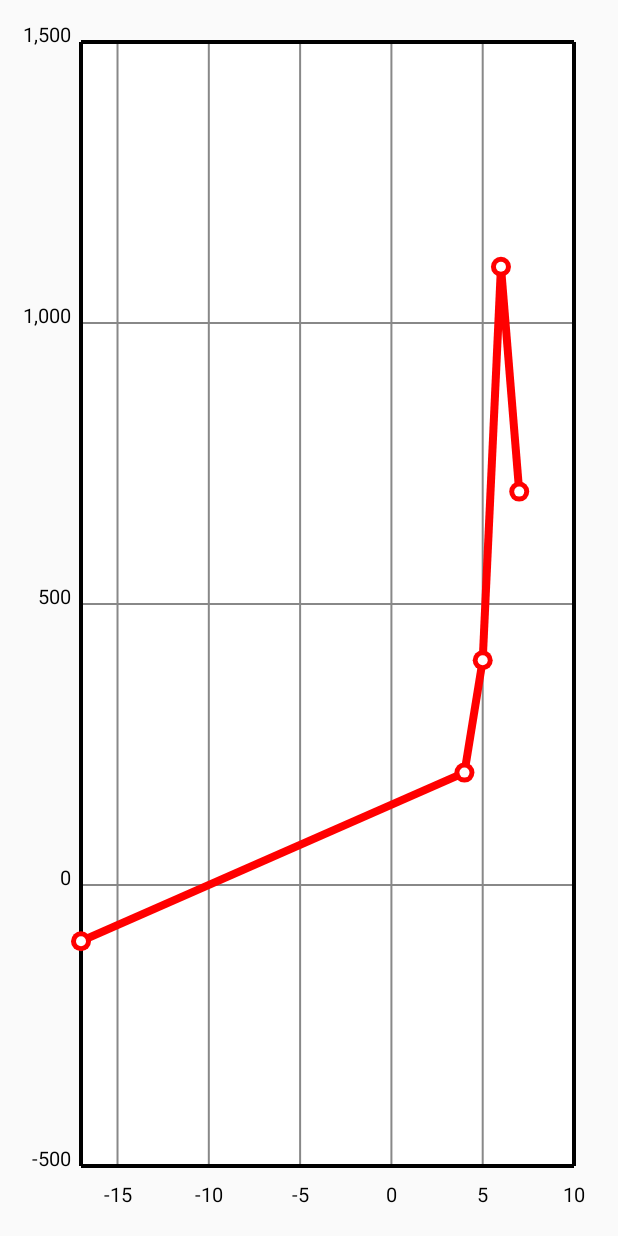
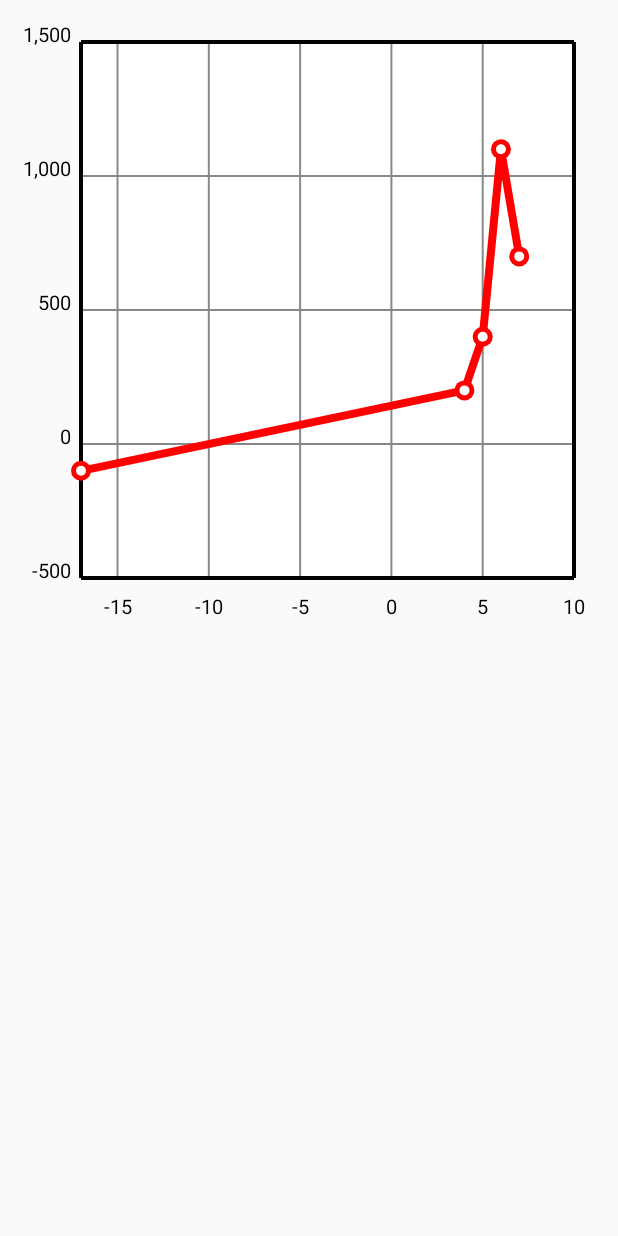
Before and after one commit to hogelog/line-chart-view, an Android app: the LineChartActivity screen opened directly, with no data from a screen before it, on a phone screen of 412 x 824 dp. Run offline under Robolectric (Android 15) with nearby library versions, the phone set to English and light mode, and no system bars.

Commit message:
Fixed #3

```diff
--- a/line-chart-view-demo/src/main/java/org/hogel/android/linechartviewdemo/DateLineChartActivity.java
+++ b/line-chart-view-demo/src/main/java/org/hogel/android/linechartviewdemo/DateLineChartActivity.java
@@ -19,7 +19,7 @@ public class DateLineChartActivity extends Activity {
     protected void onCreate(Bundle savedInstanceState) {
         super.onCreate(savedInstanceState);
 
-        setContentView(R.layout.activity_chart);
+        setContentView(R.layout.activity_date_chart);
 
         ViewGroup chartContainer = (ViewGroup) findViewById(R.id.chart_container);
 
--- a/line-chart-view-demo/src/main/java/org/hogel/android/linechartviewdemo/LineChartActivity.java
+++ b/line-chart-view-demo/src/main/java/org/hogel/android/linechartviewdemo/LineChartActivity.java
@@ -1,11 +1,8 @@
 package org.hogel.android.linechartviewdemo;
-
-import org.hogel.android.linechartview.LineChartStyle;
-import org.hogel.android.linechartview.LineChartView;
 
 import android.app.Activity;
 import android.os.Bundle;
-import android.view.ViewGroup;
+import org.hogel.android.linechartview.LineChartView;
 
 import java.util.ArrayList;
 import java.util.List;
@@ -17,11 +14,8 @@ public class LineChartActivity extends Activity {
 
         setContentView(R.layout.activity_chart);
 
-        ViewGroup chartContainer = (ViewGroup) findViewById(R.id.chart_container);
-
-        LineChartStyle lineChartStyle = new LineChartStyle();
-        LineChartView chartView = new LineChartView(this, generatePoints(), lineChartStyle);
-        chartContainer.addView(chartView);
+        LineChartView chartView  = (LineChartView) findViewById(R.id.chart_view);
+        chartView.setPoints(generatePoints());
     }
 
     private List<LineChartView.Point> generatePoints() {
--- a/line-chart-view-demo/src/main/res/layout/activity_chart.xml
+++ b/line-chart-view-demo/src/main/res/layout/activity_chart.xml
@@ -2,7 +2,6 @@
 
 <LinearLayout
         xmlns:android="http://schemas.android.com/apk/res/android"
-        android:id="@+id/chart_container"
         android:orientation="vertical"
         android:layout_width="match_parent"
         android:layout_height="match_parent"
@@ -11,4 +10,17 @@
         android:paddingTop="@dimen/activity_vertical_margin"
         android:paddingBottom="@dimen/activity_vertical_margin"
         >
+
+    <FrameLayout
+            android:id="@+id/chart_container"
+            android:layout_width="match_parent"
+            android:layout_height="400dp"
+            >
+        <org.hogel.android.linechartview.LineChartView
+                android:id="@+id/chart_view"
+                android:layout_width="match_parent"
+                android:layout_height="match_parent"
+                />
+    </FrameLayout>
+
 </LinearLayout>
--- a/line-chart-view/src/main/java/org/hogel/android/linechartview/LineChartView.java
+++ b/line-chart-view/src/main/java/org/hogel/android/linechartview/LineChartView.java
@@ -6,6 +6,7 @@ import android.graphics.Paint;
 import android.graphics.Rect;
 import android.graphics.drawable.ShapeDrawable;
 import android.graphics.drawable.shapes.Shape;
+import android.util.AttributeSet;
 import android.view.View;
 
 import java.util.ArrayList;
@@ -89,6 +90,23 @@ public class LineChartView extends View {
 
     public LineChartView(Context context) {
         this(context, new ArrayList<Point>());
+    }
+
+    public LineChartView(Context context, AttributeSet attrs) {
+        super(context, attrs);
+
+        points = new ArrayList<>();
+        lineChartStyle = new LineChartStyle();
+
+        paint.setAntiAlias(true);
+
+        yLabelDrawable = new ShapeDrawable();
+        xLabelDrawable = new ShapeDrawable();
+
+        chartDrawable = new ShapeDrawable();
+
+        updateIfEditMode();
+        updateDrawables();
     }
 
     public LineChartView(Context context, List<Point> points) {
@@ -723,4 +741,17 @@ public class LineChartView extends View {
         this.points.addAll(points);
         updateDrawables();
     }
+
+    private void updateIfEditMode() {
+        if (!isInEditMode()) {
+            return;
+        }
+        List<Point> points = new ArrayList<>();
+        points.add(new LineChartView.Point(-17, -100));
+        points.add(new LineChartView.Point(4, 200));
+        points.add(new LineChartView.Point(5, 400));
+        points.add(new LineChartView.Point(6, 1100));
+        points.add(new LineChartView.Point(7, 700));
+        setPoints(points);
+    }
 }
```
